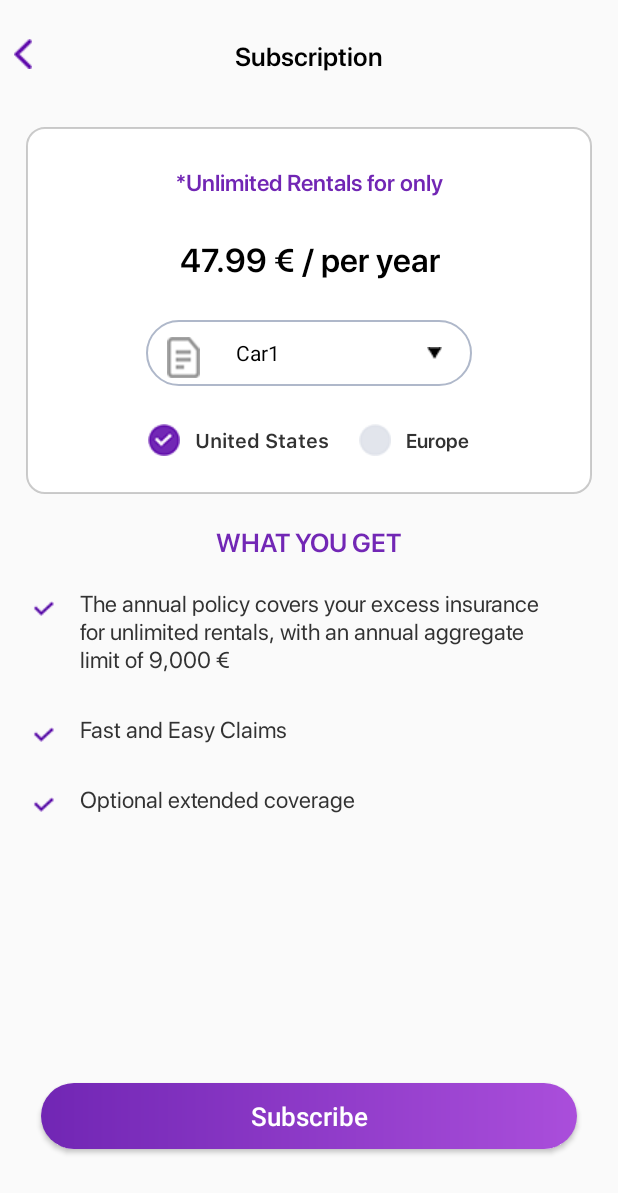
After one commit to drizzle3023/CarRental-Android, an Android app: the SubscriptionNewActivity screen opened directly, with no data from a screen before it, on a phone screen of 412 x 824 dp. The commit adds this screen. Shown: the top 1193 px of the screen. Run offline under Robolectric (Android 15) with nearby library versions, the phone set to English and light mode, and no system bars.

Commit message:
CoveragePageEmpty, SubscriptionNew Implmented

```diff
--- a/CarRental/app/build.gradle
+++ b/CarRental/app/build.gradle
@@ -25,4 +25,6 @@ dependencies {
     testImplementation 'junit:junit:4.12'
     androidTestImplementation 'androidx.test:runner:1.2.0'
     androidTestImplementation 'androidx.test.espresso:espresso-core:3.2.0'
+    implementation 'androidx.navigation:navigation-fragment:2.1.0'
+    implementation 'androidx.navigation:navigation-ui:2.1.0'
 }
--- a/CarRental/app/src/main/AndroidManifest.xml
+++ b/CarRental/app/src/main/AndroidManifest.xml
@@ -18,6 +18,8 @@
         </activity>
         <activity android:name=".MainActivity"/>
         <activity android:name=".OnboardingActivity"/>
+        <activity android:name=".MyCoverageEmptyActivity"/>
+        <activity android:name=".SubscriptionNewActivity"/>
     </application>
 
 </manifest>
--- /dev/null
+++ b/CarRental/app/src/main/java/com/drizzle/carrental/CustomAdapter.java
@@ -0,0 +1,48 @@
+package com.drizzle.carrental;
+
+import android.content.Context;
+import android.view.LayoutInflater;
+import android.view.View;
+import android.view.ViewGroup;
+import android.widget.BaseAdapter;
+import android.widget.ImageView;
+import android.widget.TextView;
+
+public class CustomAdapter extends BaseAdapter {
+    Context context;
+    int flags[];
+    String[] countryNames;
+    LayoutInflater inflter;
+
+    public CustomAdapter(Context applicationContext, int[] flags, String[] countryNames) {
+        this.context = applicationContext;
+        this.flags = flags;
+        this.countryNames = countryNames;
+        inflter = (LayoutInflater.from(applicationContext));
+    }
+
+    @Override
+    public int getCount() {
+        return flags.length;
+    }
+
+    @Override
+    public Object getItem(int i) {
+        return null;
+    }
+
+    @Override
+    public long getItemId(int i) {
+        return 0;
+    }
+
+    @Override
+    public View getView(int i, View view, ViewGroup viewGroup) {
+        view = inflter.inflate(R.layout.cartype_select_spinner_item, null);
+        ImageView icon = (ImageView) view.findViewById(R.id.imageView);
+        TextView names = (TextView) view.findViewById(R.id.textView);
+        icon.setImageResource(flags[i]);
+        names.setText(countryNames[i]);
+        return view;
+    }
+}
--- a/CarRental/app/src/main/java/com/drizzle/carrental/MyCoverageEmptyActivity.java
+++ b/CarRental/app/src/main/java/com/drizzle/carrental/MyCoverageEmptyActivity.java
@@ -21,7 +21,7 @@ public class MyCoverageEmptyActivity extends Activity {
     @Override
     protected void onCreate(Bundle savedInstanceState) {
         super.onCreate(savedInstanceState);
-        setContentView(R.layout.activity_onboarding);
+        setContentView(R.layout.activity_coverage_empty);
 
         buttonBack = findViewById(R.id.coverageBackbutton);
         buttonBack.setOnClickListener(new View.OnClickListener() {
@@ -32,6 +32,15 @@ public class MyCoverageEmptyActivity extends Activity {
             }
         });
 
+        buttonLearnMore = findViewById(R.id.coverageButtonLearnmore);
+        buttonLearnMore.setOnClickListener(new View.OnClickListener() {
+            @Override
+            public void onClick(View view)
+            {
+                Intent intent=new Intent(MyCoverageEmptyActivity.this,SubscriptionNewActivity.class);
+                startActivity(intent);
+            }
+        });
 
     }
 
--- a/CarRental/app/src/main/java/com/drizzle/carrental/OnboardingActivity.java
+++ b/CarRental/app/src/main/java/com/drizzle/carrental/OnboardingActivity.java
@@ -33,7 +33,7 @@ public class OnboardingActivity extends Activity {
             public void onClick(View view)
             {
                 Log.d("CarRental", "Gotit pressed");
-                Intent intent=new Intent(OnboardingActivity.this,MainActivity.class);
+                Intent intent=new Intent(OnboardingActivity.this,MyCoverageEmptyActivity.class);
                 startActivity(intent);
             }
         });
--- /dev/null
+++ b/CarRental/app/src/main/java/com/drizzle/carrental/SubscriptionNewActivity.java
@@ -0,0 +1,48 @@
+package com.drizzle.carrental;
+
+import android.app.Activity;
+import android.content.Intent;
+import android.os.Bundle;
+import android.os.Handler;
+import android.widget.*;
+import android.view.View;
+
+public class SubscriptionNewActivity extends Activity implements AdapterView.OnItemSelectedListener {
+
+    String[] countryNames={"Car1","Car2","Car3"};
+    int flags[] = {R.drawable.icon_history, R.drawable.icon_profile, R.drawable.icon_my_coverage};
+
+    private ImageButton buttonBack;
+    Handler handler;
+    @Override
+    protected void onCreate(Bundle savedInstanceState) {
+        super.onCreate(savedInstanceState);
+        setContentView(R.layout.activity_subscription_new);
+
+        Spinner spinner = (Spinner) findViewById(R.id.subscriptionCarTypeSpinner);
+        spinner.setOnItemSelectedListener(this);
+
+        CustomAdapter customAdapter=new CustomAdapter(getApplicationContext(),flags,countryNames);
+        spinner.setAdapter(customAdapter);
+
+        buttonBack = findViewById(R.id.subscriptionNewBack);
+        buttonBack.setOnClickListener(new View.OnClickListener() {
+            @Override
+            public void onClick(View view)
+            {
+                finish();
+            }
+        });
+    }
+
+    //Performing action onItemSelected and onNothing selected
+    @Override
+    public void onItemSelected(AdapterView<?> arg0, View arg1, int position,long id) {
+        Toast.makeText(getApplicationContext(), countryNames[position], Toast.LENGTH_LONG).show();
+    }
+
+    @Override
+    public void onNothingSelected(AdapterView<?> arg0) {
+        // TODO Auto-generated method stub
+    }
+}
--- /dev/null
+++ b/CarRental/app/src/main/res/drawable/cartype_select_spinner.xml
@@ -0,0 +1,8 @@
+<?xml version="1.0" encoding="utf-8"?>
+<shape xmlns:android="http://schemas.android.com/apk/res/android">
+    <solid android:color="@android:color/transparent" />
+    <corners android:radius="22dp" />
+    <stroke
+        android:width="1dp"
+        android:color="#AFB8CA" />
+</shape>
--- /dev/null
+++ b/CarRental/app/src/main/res/drawable/checkbox_selector.xml
@@ -0,0 +1,8 @@
+<?xml version="1.0" encoding="utf-8"?>
+<selector xmlns:android="http://schemas.android.com/apk/res/android" >
+    <item android:drawable="@drawable/checkbox"
+        android:state_checked="false"/>
+    <item android:drawable="@drawable/checkboxselected"
+        android:state_checked="true"/>
+    <item android:drawable="@drawable/checkbox"/>
+</selector>
--- a/CarRental/app/src/main/res/layout/activity_coverage_empty.xml
+++ b/CarRental/app/src/main/res/layout/activity_coverage_empty.xml
@@ -9,8 +9,17 @@
 
     <RelativeLayout
         android:layout_width="match_parent"
-        android:layout_height="140dp"
+        android:layout_height="100dp"
         android:background="@color/colorNavigationBar">
+
+        <ImageButton
+            android:id="@+id/coverageButtonContact"
+            android:layout_width="wrap_content"
+            android:layout_height="match_parent"
+            android:layout_alignParentRight="true"
+            android:layout_marginRight="10dp"
+            android:background="@null"
+            android:src="@drawable/icon_contact"/>
 
         <TextView
             android:id="@+id/textView2"
@@ -23,16 +32,6 @@
             android:textAlignment="center"
             android:textColor="@android:color/black"
             android:textSize="17sp" />
-
-        <ImageButton
-            android:id="@+id/coverageButtonContact"
-            android:layout_width="wrap_content"
-            android:layout_height="match_parent"
-            android:layout_alignParentRight="true"
-            android:layout_marginRight="10dp"
-            android:background="@null"
-            android:src="@drawable/icon_contact"
-            tools:srcCompat="@drawable/icon_contact" />
 
         <View
             android:id="@+id/view"
@@ -69,8 +68,7 @@
                 android:fadeScrollbars="false"
                 android:scaleX="1"
                 android:scaleY="1"
-                android:src="@drawable/coverage_backtoprevious"
-                tools:srcCompat="@drawable/coverage_backtoprevious" />
+                android:src="@drawable/coverage_backtoprevious"/>
 
             <TextView
                 android:id="@+id/textView3"
@@ -119,8 +117,7 @@
             android:layout_marginLeft="7dp"
             android:layout_marginTop="6dp"
             android:background="@null"
-            android:src="@drawable/help"
-            tools:srcCompat="@drawable/help" />
+            android:src="@drawable/help"/>
 
     </RelativeLayout>
 
@@ -190,7 +187,7 @@
                 android:layout_gravity="center_horizontal"
                 android:layout_marginBottom="2dp"
                 android:background="@null"
-                tools:srcCompat="@drawable/icon_my_coverage" />
+                android:src="@drawable/icon_my_coverage" />
 
             <TextView
                 android:id="@+id/textView6"
@@ -217,7 +214,7 @@
                 android:layout_gravity="center_horizontal"
                 android:layout_marginBottom="2dp"
                 android:background="@null"
-                tools:srcCompat="@drawable/icon_profile" />
+                android:src="@drawable/icon_profile" />
 
             <TextView
                 android:id="@+id/textView7"
--- /dev/null
+++ b/CarRental/app/src/main/res/layout/activity_subscription_new.xml
@@ -0,0 +1,248 @@
+<?xml version="1.0" encoding="utf-8"?>
+<LinearLayout xmlns:android="http://schemas.android.com/apk/res/android"
+    xmlns:app="http://schemas.android.com/apk/res-auto"
+    xmlns:tools="http://schemas.android.com/tools"
+    android:layout_width="match_parent"
+    android:layout_height="match_parent"
+    android:orientation="vertical">
+
+    <RelativeLayout
+        android:layout_width="match_parent"
+        android:layout_height="wrap_content">
+
+        <ImageButton
+            android:id="@+id/subscriptionNewBack"
+            android:layout_width="wrap_content"
+            android:layout_height="wrap_content"
+            android:layout_marginLeft="9dp"
+            android:layout_marginTop="26dp"
+            android:background="@null"
+            android:src="@drawable/back" />
+
+        <TextView
+            android:id="@+id/subscriptionActivityTitle"
+            android:layout_width="match_parent"
+            android:layout_height="wrap_content"
+            android:layout_marginTop="25dp"
+            android:layout_marginBottom="35dp"
+            android:fontFamily="@font/sf_pro_display_semibold"
+            android:gravity="center_horizontal|center_vertical"
+            android:text="Subscription"
+            android:textColor="@android:color/black"
+            android:textSize="17sp" />
+
+    </RelativeLayout>
+
+    <LinearLayout
+        android:layout_width="match_parent"
+        android:layout_height="wrap_content"
+        android:layout_marginLeft="17dp"
+        android:layout_marginRight="17dp"
+        android:background="@drawable/coverage_radius_content"
+        android:orientation="vertical">
+
+        <TextView
+            android:layout_width="match_parent"
+            android:layout_height="wrap_content"
+            android:layout_marginTop="26dp"
+            android:fontFamily="@font/sf_pro_display_semibold"
+            android:text="*Unlimited Rentals for only"
+            android:textAlignment="center"
+            android:textAllCaps="false"
+            android:textColor="@color/colorSubscriptionTitle"
+            android:textSize="15sp" />
+
+        <TextView
+            android:id="@+id/subscriptionNewAmount"
+            android:layout_width="match_parent"
+            android:layout_height="wrap_content"
+            android:layout_marginTop="25dp"
+            android:layout_marginBottom="25dp"
+            android:fontFamily="@font/sf_pro_display_semibold"
+            android:text="47.99 € / per year"
+            android:textAlignment="center"
+            android:textColor="@android:color/black"
+            android:textSize="22sp" />
+
+        <RelativeLayout
+            android:layout_width="match_parent"
+            android:layout_height="44dp"
+            android:layout_marginLeft="80dp"
+            android:layout_marginRight="80dp"
+            android:layout_marginBottom="25dp"
+            android:background="@drawable/cartype_select_spinner"
+            android:orientation="horizontal">
+
+            <ImageView
+                android:id="@+id/subscriptionNewSpinDropDownButton"
+                android:layout_width="wrap_content"
+                android:layout_height="wrap_content"
+                android:layout_alignParentRight="true"
+                android:layout_centerVertical="true"
+                android:layout_gravity="center"
+                android:layout_marginRight="20dp"
+                android:src="@drawable/spinner" />
+
+            <Spinner
+                android:id="@+id/subscriptionCarTypeSpinner"
+                android:layout_width="match_parent"
+                android:layout_height="wrap_content"
+                android:layout_centerVertical="true"
+                android:layout_gravity="center"
+                android:background="@android:color/transparent"
+                android:gravity="center"
+                android:spinnerMode="dropdown" />
+
+        </RelativeLayout>
+
+        <LinearLayout
+            android:layout_width="wrap_content"
+            android:layout_height="match_parent"
+            android:layout_gravity="center_horizontal"
+            android:layout_marginBottom="25dp"
+            android:orientation="horizontal">
+
+            <CheckBox
+                android:id="@+id/subscriptionNewCheckboxItem1"
+                android:layout_width="wrap_content"
+                android:layout_height="wrap_content"
+                android:layout_marginRight="20dp"
+                android:layout_weight="1"
+                android:button="@null"
+                android:checked="true"
+                android:drawableLeft="@drawable/checkbox_selector"
+                android:drawablePadding="10dp"
+                android:fontFamily="@font/sf_pro_text_semibold"
+                android:text="United States"
+                android:textColor="@color/colorSubscriptionContent"
+                android:textSize="13sp" />
+
+            <CheckBox
+                android:id="@+id/subscriptionNewCheckboxItem2"
+                android:layout_width="wrap_content"
+                android:layout_height="wrap_content"
+                android:layout_weight="1"
+                android:button="@null"
+                android:drawableLeft="@drawable/checkbox_selector"
+                android:drawablePadding="10dp"
+                android:fontFamily="@font/sf_pro_display_semibold"
+                android:text="Europe"
+                android:textColor="@color/colorSubscriptionContent"
+                android:textSize="13sp" />
+        </LinearLayout>
+    </LinearLayout>
+
+    <TextView
+        android:id="@+id/subscriptionNewDescriptionTitle"
+        android:layout_width="wrap_content"
+        android:layout_height="wrap_content"
+        android:layout_gravity="center_horizontal"
+        android:layout_marginTop="20dp"
+        android:layout_marginBottom="12dp"
+        android:fontFamily="@font/sf_pro_display_semibold"
+        android:text="what you get"
+        android:textAllCaps="true"
+        android:textColor="@color/colorSubscriptionWhatYouGet"
+        android:textSize="17sp" />
+
+    <LinearLayout
+        android:layout_width="match_parent"
+        android:layout_height="wrap_content"
+        android:layout_marginTop="6dp"
+        android:layout_marginBottom="25dp"
+        android:orientation="horizontal">
+
+        <ImageView
+            android:id="@+id/imageView"
+            android:layout_width="wrap_content"
+            android:layout_height="wrap_content"
+            android:layout_marginLeft="22dp"
+            android:layout_marginTop="9dp"
+            android:layout_marginRight="17dp"
+            android:src="@drawable/check_item" />
+
+        <TextView
+            android:id="@+id/subscriptionNewDescription1"
+            android:layout_width="wrap_content"
+            android:layout_height="wrap_content"
+            android:layout_gravity="center_horizontal|center_vertical"
+            android:layout_marginRight="50dp"
+            android:layout_weight="1"
+            android:fontFamily="@font/sf_pro_display_regular"
+            android:text="The annual policy covers your excess insurance for unlimited rentals, with an annual aggregate limit of 9,000 €"
+            android:textColor="@color/colorSubscriptionContent"
+            android:textSize="15sp" />
+    </LinearLayout>
+
+    <LinearLayout
+        android:layout_width="match_parent"
+        android:layout_height="wrap_content"
+        android:layout_marginBottom="25dp"
+        android:orientation="horizontal">
+
+        <ImageView
+            android:id="@+id/imageView1"
+            android:layout_width="wrap_content"
+            android:layout_height="wrap_content"
+            android:layout_marginLeft="22dp"
+            android:layout_marginTop="9dp"
+            android:layout_marginRight="17dp"
+            android:src="@drawable/check_item" />
+
+        <TextView
+            android:id="@+id/subscriptionNewDescription2"
+            android:layout_width="wrap_content"
+            android:layout_height="wrap_content"
+            android:layout_marginRight="50dp"
+            android:layout_weight="1"
+            android:fontFamily="@font/sf_pro_display_regular"
+            android:text="Fast and Easy Claims "
+            android:textColor="@color/colorSubscriptionContent"
+            android:textSize="15sp" />
+    </LinearLayout>
+
+    <LinearLayout
+        android:layout_width="match_parent"
+        android:layout_height="wrap_content"
+        android:orientation="horizontal">
+
+        <ImageView
+            android:id="@+id/imageView2"
+            android:layout_width="wrap_content"
+            android:layout_height="wrap_content"
+            android:layout_marginLeft="22dp"
+            android:layout_marginTop="9dp"
+            android:layout_marginRight="17dp"
+            android:src="@drawable/check_item" />
+
+        <TextView
+            android:id="@+id/subscriptionNewDescription3"
+            android:layout_width="wrap_content"
+            android:layout_height="wrap_content"
+            android:layout_marginRight="50dp"
+            android:layout_weight="1"
+            android:fontFamily="@font/sf_pro_display_regular"
+            android:text="Optional extended coverage "
+            android:textColor="@color/colorSubscriptionContent"
+            android:textSize="15sp" />
+    </LinearLayout>
+
+    <LinearLayout
+        android:layout_width="match_parent"
+        android:layout_height="match_parent"
+        android:layout_weight="1"
+        android:orientation="vertical"></LinearLayout>
+
+    <Button
+        android:id="@+id/subscriptionNewButtonSubscribe"
+        android:layout_width="match_parent"
+        android:layout_height="44dp"
+        android:layout_marginLeft="27dp"
+        android:layout_marginRight="27dp"
+        android:layout_marginBottom="58dp"
+        android:background="@drawable/gradient_learnmore"
+        android:text="Subscribe"
+        android:textAllCaps="false"
+        android:textColor="@android:color/white"
+        android:textSize="17sp" />
+</LinearLayout>
--- /dev/null
+++ b/CarRental/app/src/main/res/layout/cartype_select_spinner_item.xml
@@ -0,0 +1,24 @@
+<?xml version="1.0" encoding="utf-8"?>
+<LinearLayout xmlns:android="http://schemas.android.com/apk/res/android"
+    android:layout_width="match_parent"
+    android:layout_height="wrap_content"
+    android:orientation="horizontal">
+
+    <ImageView
+        android:id="@+id/imageView"
+        android:layout_width="50dp"
+        android:layout_height="50dp"
+        android:padding="5dp"
+        android:scaleX="0.6"
+        android:scaleY="0.7"
+        android:src="@drawable/icon_profile" /><!--Make sure image is present in Drawable folder-->
+
+    <TextView
+        android:id="@+id/textView"
+        android:layout_width="fill_parent"
+        android:layout_height="wrap_content"
+        android:layout_gravity="center"
+        android:padding="10dp"
+        android:text="Demo"
+        android:textColor="#000" />
+</LinearLayout>
--- /dev/null
+++ b/CarRental/app/src/main/res/menu/main_bottom_nav.xml
@@ -0,0 +1,17 @@
+<?xml version="1.0" encoding="utf-8"?>
+<menu xmlns:android="http://schemas.android.com/apk/res/android">
+    <item
+        android:id="@+id/navigation_home"
+        android:icon="@drawable/icon_history"
+        android:title="History" />
+
+    <item
+        android:id="@+id/navigation_dashboard"
+        android:icon="@drawable/icon_my_coverage"
+        android:title="My Coverage"/>
+
+    <item
+        android:id="@+id/navigation_notifications"
+        android:icon="@drawable/icon_profile"
+        android:title="Profile" />
+</menu>
--- a/CarRental/app/src/main/res/values/colors.xml
+++ b/CarRental/app/src/main/res/values/colors.xml
@@ -16,4 +16,9 @@
     <color name="colorCoverageContent">#99A7AA</color>
     <color name="colorCoverageBottom">#EBF8F8F8</color>
 
+    <color name="colorSubscriptionTitle">#7126b4</color>
+    <color name="colorSubscriptionWhatYouGet">#7227B5</color>
+    <color name="colorSubscriptionContent">#323232</color>
+
+
 </resources>
```
Also changed, not shown: CarRental/app/src/main/res/drawable/back.png (added), CarRental/app/src/main/res/drawable/check_item.png (added), CarRental/app/src/main/res/drawable/checkbox.png (added), CarRental/app/src/main/res/drawable/checkboxselected.png (added), CarRental/app/src/main/res/drawable/spinner.png (added).
